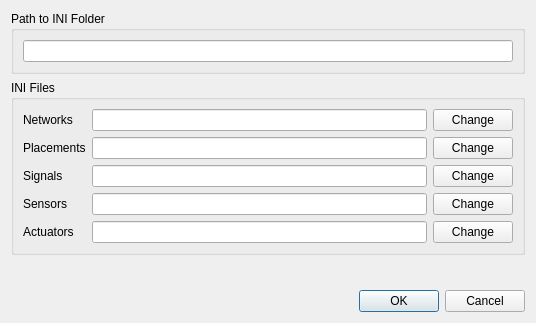
The window that SHomeConfigurator/SHConfigurator/Settings/dialog_setup.ui (AndriiRozin/SHome2) describes before a commit, drawn with Qt 5.
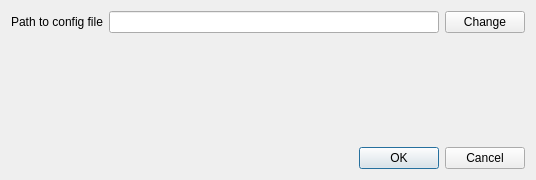
The same window after the commit.

The edit to the form file:
```diff
--- a/SHomeConfigurator/SHConfigurator/Settings/dialog_setup.ui
+++ b/SHomeConfigurator/SHConfigurator/Settings/dialog_setup.ui
@@ -7,7 +7,7 @@
     <x>0</x>
     <y>0</y>
     <width>536</width>
-    <height>323</height>
+    <height>180</height>
    </rect>
   </property>
   <property name="windowTitle">
@@ -15,126 +15,25 @@
   </property>
   <layout class="QVBoxLayout" name="verticalLayout">
    <item>
-    <widget class="QGroupBox" name="groupBox">
-     <property name="title">
-      <string>Path to INI Folder</string>
-     </property>
-     <layout class="QHBoxLayout" name="horizontalLayout">
-      <item>
-       <widget class="QLineEdit" name="lineEdit_Path"/>
-      </item>
-     </layout>
-    </widget>
-   </item>
-   <item>
-    <widget class="QGroupBox" name="groupBox_2">
-     <property name="title">
-      <string>INI Files</string>
-     </property>
-     <layout class="QGridLayout" name="gridLayout">
-      <item row="2" column="3">
-       <widget class="QPushButton" name="pushButton_Placement_Change">
-        <property name="text">
-         <string>Change</string>
-        </property>
-       </widget>
-      </item>
-      <item row="0" column="0">
-       <widget class="QLabel" name="label_net">
-        <property name="text">
-         <string>Networks</string>
-        </property>
-       </widget>
-      </item>
-      <item row="4" column="3">
-       <widget class="QPushButton" name="pushButton_Sensor_Change">
-        <property name="text">
-         <string>Change</string>
-        </property>
-       </widget>
-      </item>
-      <item row="4" column="2">
-       <widget class="QLineEdit" name="lineEdit_file_sensor">
-        <property name="text">
-         <string/>
-        </property>
-       </widget>
-      </item>
-      <item row="5" column="0">
-       <widget class="QLabel" name="label_net_5">
-        <property name="text">
-         <string>Actuators</string>
-        </property>
-       </widget>
-      </item>
-      <item row="4" column="0">
-       <widget class="QLabel" name="label_net_4">
-        <property name="text">
-         <string>Sensors</string>
-        </property>
-       </widget>
-      </item>
-      <item row="0" column="3">
-       <widget class="QPushButton" name="pushButton_Net_Change">
-        <property name="text">
-         <string>Change</string>
-        </property>
-       </widget>
-      </item>
-      <item row="2" column="2">
-       <widget class="QLineEdit" name="lineEdit_file_place">
-        <property name="text">
-         <string/>
-        </property>
-       </widget>
-      </item>
-      <item row="5" column="3">
-       <widget class="QPushButton" name="pushButton_ACtuator_Change">
-        <property name="text">
-         <string>Change</string>
-        </property>
-       </widget>
-      </item>
-      <item row="2" column="0" colspan="2">
-       <widget class="QLabel" name="label_net_2">
-        <property name="text">
-         <string>Placements</string>
-        </property>
-       </widget>
-      </item>
-      <item row="3" column="0">
-       <widget class="QLabel" name="label_net_3">
-        <property name="text">
-         <string>Signals</string>
-        </property>
-       </widget>
-      </item>
-      <item row="3" column="3">
-       <widget class="QPushButton" name="pushButton_Signal_Change">
-        <property name="text">
-         <string>Change</string>
-        </property>
-       </widget>
-      </item>
-      <item row="5" column="2">
-       <widget class="QLineEdit" name="lineEdit_file_actuator">
-        <property name="text">
-         <string/>
-        </property>
-       </widget>
-      </item>
-      <item row="3" column="2">
-       <widget class="QLineEdit" name="lineEdit_file_signal">
-        <property name="text">
-         <string/>
-        </property>
-       </widget>
-      </item>
-      <item row="0" column="2">
-       <widget class="QLineEdit" name="lineEdit_file_net"/>
-      </item>
-     </layout>
-    </widget>
+    <layout class="QHBoxLayout" name="horizontalLayout">
+     <item>
+      <widget class="QLabel" name="label">
+       <property name="text">
+        <string>Path to config file</string>
+       </property>
+      </widget>
+     </item>
+     <item>
+      <widget class="QLineEdit" name="lineEdit_config_file"/>
+     </item>
+     <item>
+      <widget class="QPushButton" name="pushButton_file_change">
+       <property name="text">
+        <string>Change</string>
+       </property>
+      </widget>
+     </item>
+    </layout>
    </item>
    <item>
     <spacer name="verticalSpacer">
```
Left out of the diff: 2 changed lines with no effect on the pictures.
